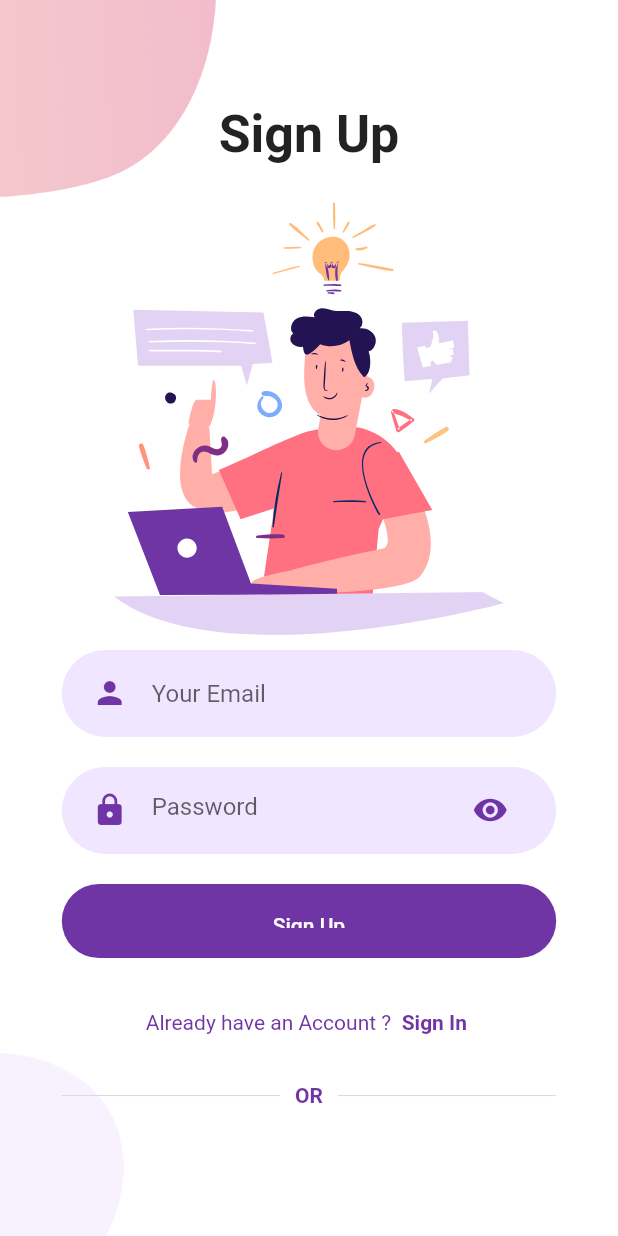
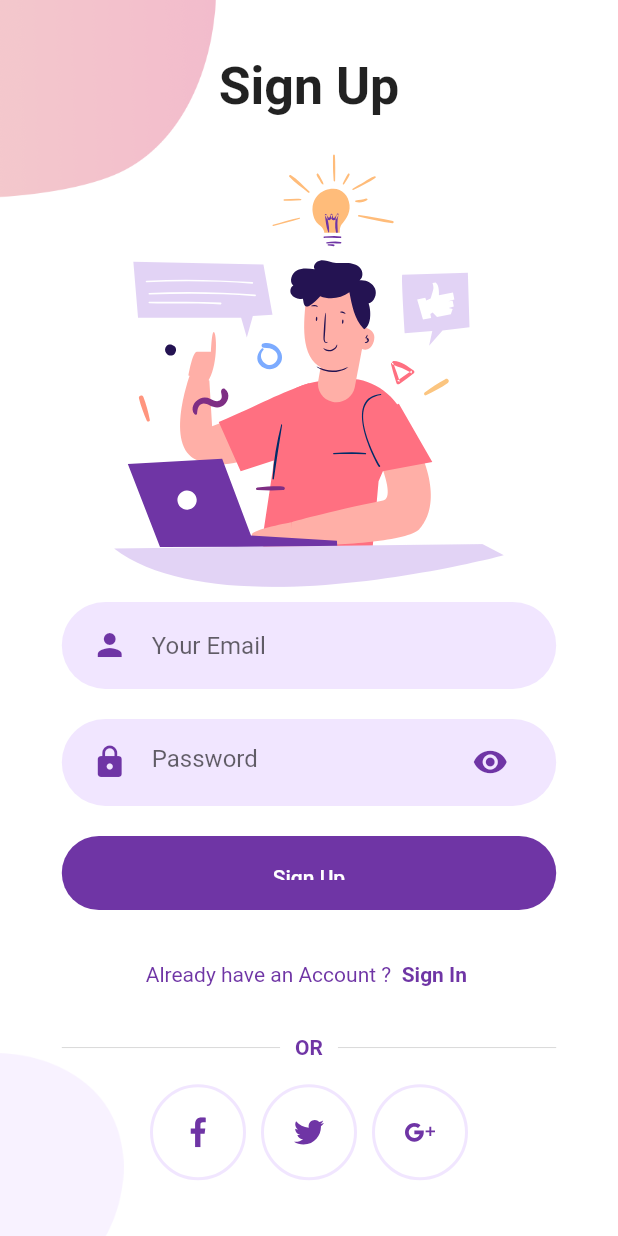
Before and after one commit to mynameiskreang/flutter_login, a Flutter app: the screen it shows after launch, on a phone screen of 412 x 824 dp. Run offline on Flutter 3.47's test engine with Material 2 defaults, Android fonts, the phone set to English and light mode, and no system bars; our stand-ins replace flutter_svg.

Commit message:
add social_icon.dart to Sign Up page

```diff
--- /dev/null
+++ b/lib/components/social_icon.dart
@@ -0,0 +1,30 @@
+import 'package:flutter/material.dart';
+import 'package:flutter_login/constants.dart';
+import 'package:flutter_svg/flutter_svg.dart';
+
+class SocialIcon extends StatelessWidget {
+  final String iconSVG;
+  final VoidCallback press;
+
+  const SocialIcon({Key? key, required this.iconSVG, required this.press})
+      : super(key: key);
+  @override
+  Widget build(BuildContext context) {
+    return GestureDetector(
+      onTap: press,
+      child: Container(
+        margin: EdgeInsets.symmetric(horizontal: 5),
+        padding: EdgeInsets.all(20),
+        decoration: BoxDecoration(
+            border: Border.all(width: 2, color: kPrimaryLightColor),
+            shape: BoxShape.circle),
+        child: SvgPicture.asset(
+          iconSVG,
+          color: kPrimaryColor,
+          height: 20,
+          width: 20,
+        ),
+      ),
+    );
+  }
+}
--- a/lib/screen/sign_up/body.dart
+++ b/lib/screen/sign_up/body.dart
@@ -4,6 +4,7 @@ import 'package:flutter_login/components/or_divider.dart';
 import 'package:flutter_login/components/rounded_button.dart';
 import 'package:flutter_login/components/rounded_input_field.dart';
 import 'package:flutter_login/components/rounded_password_field.dart';
+import 'package:flutter_login/components/social_icon.dart';
 import 'package:flutter_login/constants.dart';
 import 'package:flutter_login/screen/login/login_screen.dart';
 import 'package:flutter_login/screen/sign_up/background.dart';
@@ -46,6 +47,23 @@ class Body extends StatelessWidget {
                 }),
             SizedBox(height: size.height * 0.02),
             OrDivider(),
+            Row(
+              mainAxisAlignment: MainAxisAlignment.center,
+              children: <Widget>[
+                SocialIcon(
+                  iconSVG: "assets/icons/facebook.svg",
+                  press: () {},
+                ),
+                SocialIcon(
+                  iconSVG: "assets/icons/twitter.svg",
+                  press: () {},
+                ),
+                SocialIcon(
+                  iconSVG: "assets/icons/google-plus.svg",
+                  press: () {},
+                )
+              ],
+            )
           ],
         ));
   }
```
